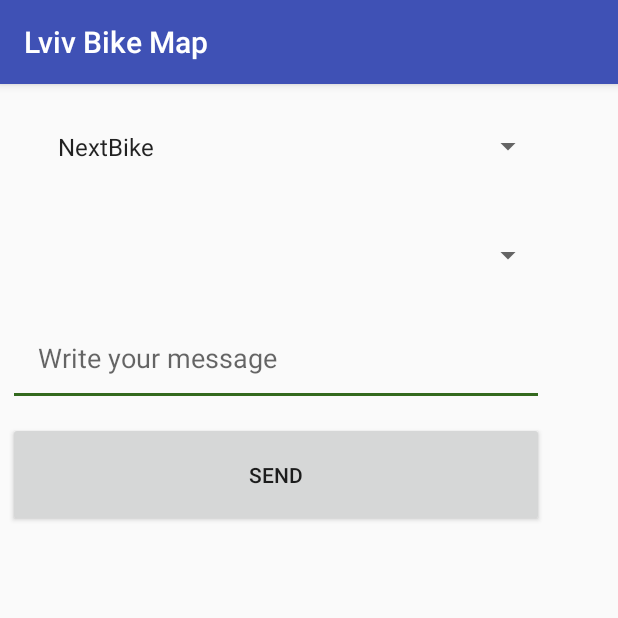
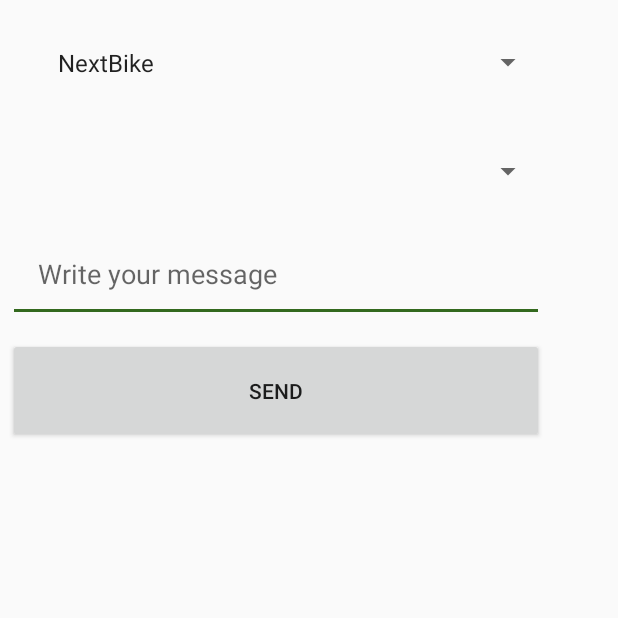
Before and after one commit to Vitaliy336/Map, an Android app: the SendMessage screen opened directly, with no data from a screen before it, on a phone screen of 412 x 824 dp, the top half of it. Run offline under Robolectric (Android 15) with nearby library versions, the phone set to English and light mode, and no system bars; 1 statement that could not run was skipped.

Commit message:
Messages

```diff
--- a/app/src/main/AndroidManifest.xml
+++ b/app/src/main/AndroidManifest.xml
@@ -24,7 +24,6 @@
     <application
         android:allowBackup="true"
         android:icon="@mipmap/log"
-        android:label="@string/app_name"
         android:roundIcon="@mipmap/ic_launcher_round"
         android:supportsRtl="true"
         android:theme="@style/AppTheme">
@@ -67,7 +66,9 @@
             android:label="@string/title_activity_second"
             android:screenOrientation="portrait"
             android:theme="@style/AppTheme.NoActionBar" />
-        <activity android:name=".Message.SendMessage"></activity>
+        <activity android:name=".Message.SendMessage"
+            android:screenOrientation="portrait"
+            android:theme="@style/AppTheme.NoActionBar" />
     </application>
 
 </manifest>
--- a/app/src/main/java/com/example/vitaliy/map/Message/SendMessage.java
+++ b/app/src/main/java/com/example/vitaliy/map/Message/SendMessage.java
@@ -40,14 +40,14 @@ public class SendMessage extends AppCompatActivity {
         super.onCreate(savedInstanceState);
         setContentView(R.layout.activity_send_message);
 
-        nextBike = getAddresses(getIntent().getStringArrayListExtra("NB"));
-        parking = getAddresses(getIntent().getStringArrayListExtra("P"));
-        rental = getAddresses(getIntent().getStringArrayListExtra("R"));
-        shopArepair = getAddresses(getIntent().getStringArrayListExtra("SH"));
-        spots = getAddresses(getIntent().getStringArrayListExtra("S"));
+         nextBike = getIntent().getStringArrayListExtra("NB");
+         parking = getIntent().getStringArrayListExtra("P");
+         rental = getIntent().getStringArrayListExtra("R");
+         shopArepair = getIntent().getStringArrayListExtra("SH");
+         spots = getIntent().getStringArrayListExtra("S");
 
         final ArrayAdapter<String> adapter = new ArrayAdapter<>(this, android.R.layout.simple_spinner_item, arr1);
-        adapter.setDropDownViewResource(android.R.layout.simple_spinner_item);
+        adapter.setDropDownViewResource(android.R.layout.simple_spinner_dropdown_item);
 
         TypeVariants = (Spinner) findViewById(R.id.PlaceVariants);
         addressVariants = (Spinner) findViewById(R.id.AddressOptions);
@@ -120,7 +120,6 @@ public class SendMessage extends AppCompatActivity {
 
     private List<String> getAddresses(ArrayList<String> coords) {
         List<Address> adresses;
-        String temp;
         List<String> rAddress = new ArrayList<>();
         Geocoder geocoder;
         String ls[];
--- a/app/src/main/java/com/example/vitaliy/map/activity/MapsActivity.java
+++ b/app/src/main/java/com/example/vitaliy/map/activity/MapsActivity.java
@@ -56,6 +56,7 @@ import org.xmlpull.v1.XmlPullParserException;
 import java.io.IOException;
 import java.util.ArrayList;
 import java.util.List;
+import java.util.Locale;
 
 import retrofit2.Call;
 import retrofit2.Callback;
@@ -438,4 +439,5 @@ public class MapsActivity extends FragmentActivity implements OnMapReadyCallback
 
     }
 
+
 }
--- a/app/src/main/res/layout/activity_send_message.xml
+++ b/app/src/main/res/layout/activity_send_message.xml
@@ -1,5 +1,6 @@
 <?xml version="1.0" encoding="utf-8"?>
 <android.support.constraint.ConstraintLayout xmlns:android="http://schemas.android.com/apk/res/android"
+    xmlns:app="http://schemas.android.com/apk/res-auto"
     xmlns:tools="http://schemas.android.com/tools"
     android:layout_width="match_parent"
     android:layout_height="match_parent"
@@ -9,7 +10,7 @@
         android:layout_width="368dp"
         android:layout_height="495dp"
         android:orientation="vertical"
-        tools:layout_editor_absoluteX="8dp"
+        tools:layout_editor_absoluteX="6dp"
         tools:layout_editor_absoluteY="8dp">
 
         <Spinner
```
